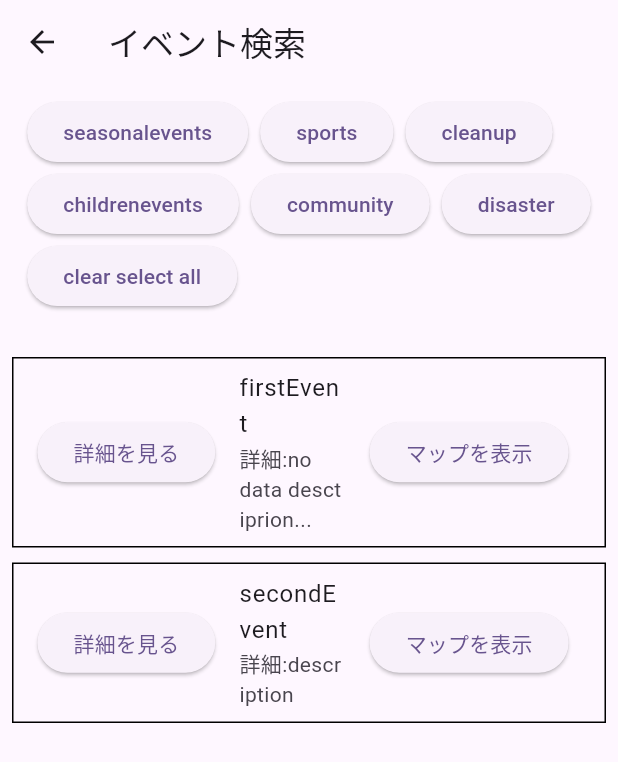
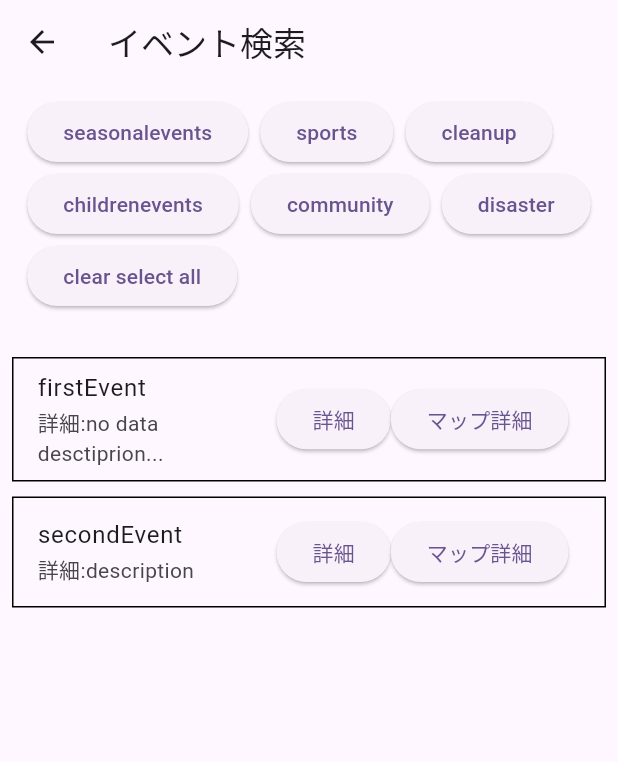
Before and after one commit to jfngnewanfeiak/flutter_calendar, a Flutter app: the SearchEventsPage screen opened directly, on a phone screen of 412 x 824 dp. Shown: the top 762 px of the screen. Run offline on Flutter 3.47's test engine with Material 3 defaults, Android fonts, the phone set to English and light mode, and no system bars; our stand-ins replace flutter_hooks, flutter_riverpod, hooks_riverpod, riverpod_annotation, table_calendar; missing offline and left inert: textfield_tags; generated files the repository leaves out were written again.

Commit message:
containerの中にボタンを２つ配置

```diff
--- a/lib/search_events.dart
+++ b/lib/search_events.dart
@@ -88,19 +88,22 @@ class SearchEventsPage extends HookConsumerWidget {
                             title: Text(event?.title ?? "no data title..."),
                             subtitle: Text("詳細:${event?.description ?? 'no data desctiprion...'}"),
 
-                            leading: ElevatedButton(
-
-                              child: Text("詳細を見る"),
+                          trailing: Row(
+                            mainAxisSize: MainAxisSize.min,
+                            children:[
+                            ElevatedButton(
+                              child: Text("詳細"),
                               onPressed: () {
-                                print("詳細ボタンが押された");
+                                print("詳細が押された");
                               },
                             ),
-                            trailing: ElevatedButton(
-                              child: Text("マップを表示"),
+                            ElevatedButton(
+                              child: Text("マップ詳細"),
                               onPressed: () {
-                                print("マップ表示ボタンが押された");
+                                print("マップ詳細が押された");
                               },
-                            ),
+                            )
+                          ]),
                           )
                         );
                         // return Card(
```
